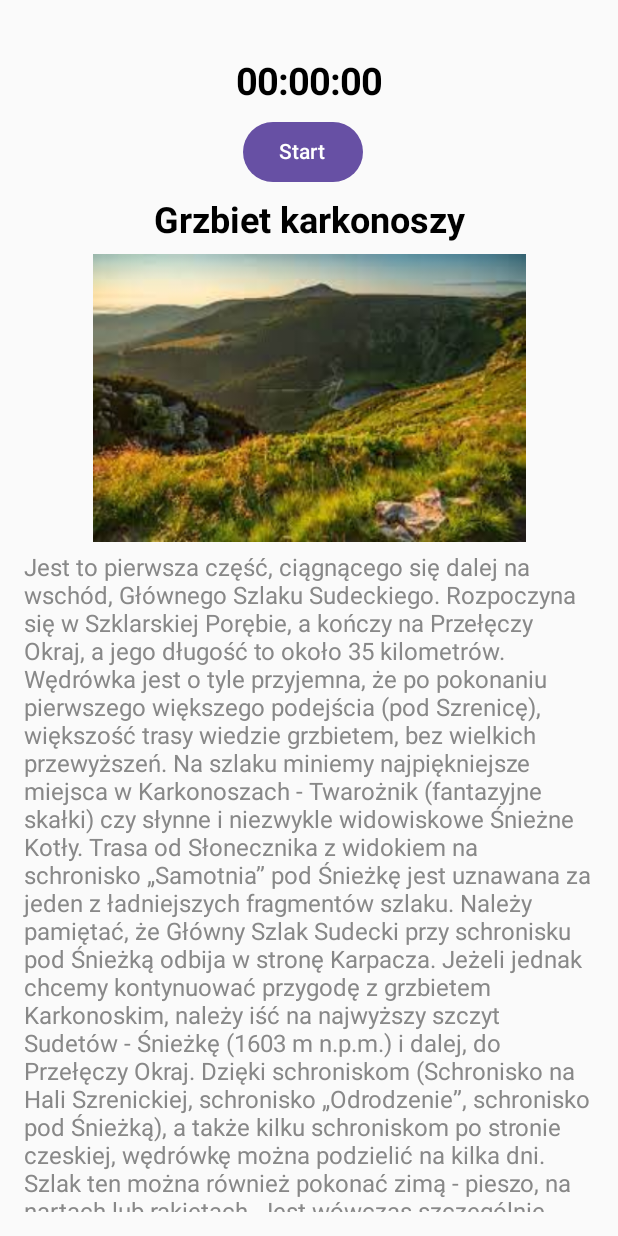
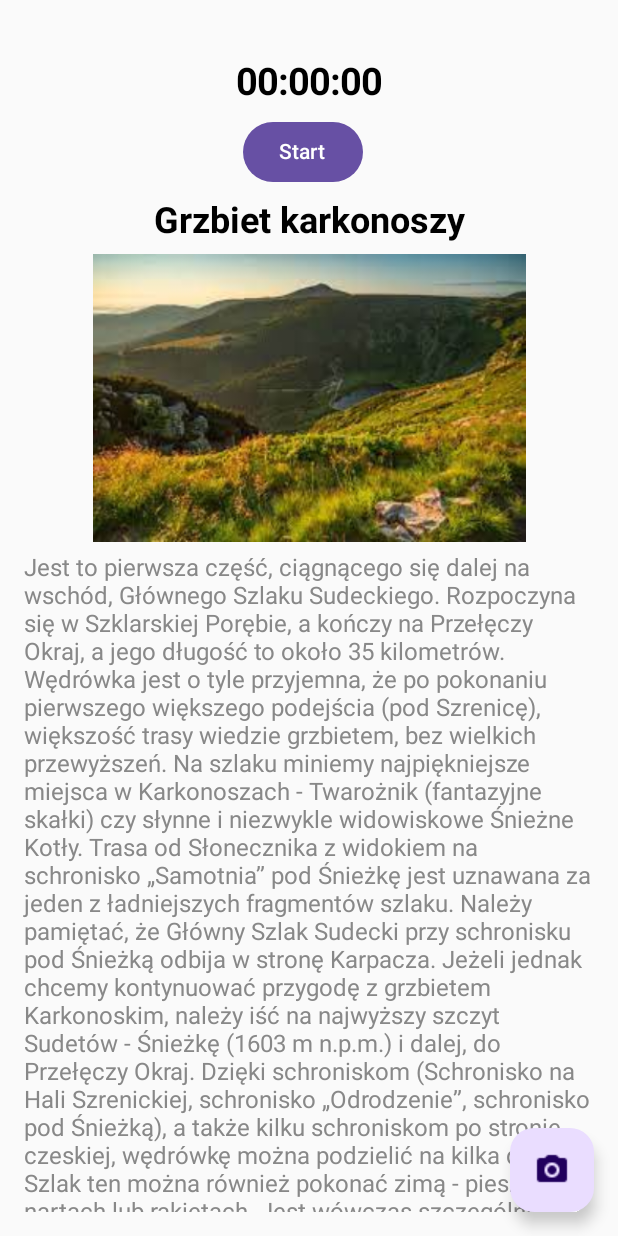
Before and after one commit to NikolasSzwargot/TrailsList, an Android app built with Jetpack Compose: the screen it shows after launch (MainActivity), after a tap on "Grzbiet karkonoszy", on a phone screen of 412 x 824 dp. Run offline under Robolectric (Android 15) with nearby library versions, the phone set to English and light mode, and no system bars; our stand-ins replace Room's generated code.

Commit message:
Created Floating Action Button, with a function to launch camera

```diff
--- a/app/build.gradle.kts
+++ b/app/build.gradle.kts
@@ -54,8 +54,7 @@ dependencies {
 
     implementation(libs.androidx.room.common)
     implementation(libs.androidx.room.ktx)
-    val nav_version = "2.7.7"
-    implementation("androidx.navigation:navigation-compose:$nav_version")
+    implementation(libs.androidx.navigation.compose)
     implementation(libs.androidx.core.ktx)
     implementation(libs.androidx.lifecycle.runtime.ktx)
     implementation(libs.androidx.activity.compose)
--- /dev/null
+++ b/app/src/main/java/edu/com/trailslist/compose/appcomponents/SnapFab.kt
@@ -0,0 +1,26 @@
+package edu.com.trailslist.compose.appcomponents
+
+import androidx.compose.foundation.layout.size
+import androidx.compose.material3.FloatingActionButton
+import androidx.compose.material3.Icon
+import androidx.compose.runtime.Composable
+import androidx.compose.ui.Modifier
+import androidx.compose.ui.graphics.painter.Painter
+import androidx.compose.ui.res.painterResource
+import androidx.compose.ui.unit.dp
+import edu.com.trailslist.R
+
+@Composable
+fun SnapFab(modifier: Modifier, onClick: () -> Unit) {
+        FloatingActionButton(
+            modifier = modifier,
+            onClick = { onClick() },
+    ) {
+            val painter: Painter = painterResource(id = R.drawable.cameraicon)
+        Icon(
+            painter = painter,
+            contentDescription = "Camera Icon",
+            modifier = Modifier.size(24.dp)
+        )
+    }
+}
--- a/app/src/main/java/edu/com/trailslist/compose/appcomponents/TrailDetails.kt
+++ b/app/src/main/java/edu/com/trailslist/compose/appcomponents/TrailDetails.kt
@@ -1,8 +1,15 @@
 package edu.com.trailslist.compose.appcomponents
 
+import android.content.Intent
+import android.provider.MediaStore
+import androidx.activity.compose.rememberLauncherForActivityResult
+import androidx.activity.result.contract.ActivityResultContracts
 import androidx.compose.foundation.Image
+import androidx.compose.foundation.layout.Box
 import androidx.compose.foundation.layout.Column
+import androidx.compose.foundation.layout.Spacer
 import androidx.compose.foundation.layout.fillMaxHeight
+import androidx.compose.foundation.layout.fillMaxSize
 import androidx.compose.foundation.layout.fillMaxWidth
 import androidx.compose.foundation.layout.height
 import androidx.compose.foundation.layout.padding
@@ -25,8 +32,8 @@ import androidx.compose.ui.unit.dp
 import androidx.compose.ui.unit.sp
 import edu.com.trailslist.R
 import edu.com.trailslist.database.entities.Trail
+import edu.com.trailslist.util.ScreenInfoData
 import edu.com.trailslist.util.screenInfo
-import edu.com.trailslist.util.ScreenInfoData
 import edu.com.trailslist.viewmodels.TrailViewModel
 
 @Composable
@@ -35,6 +42,8 @@ fun TrailDetails(trail: Trail, viewModel: TrailViewModel) {
     val isTablet = screenInfoData.screenWidthData is ScreenInfoData.ScreenType.Tablet
             || screenInfoData.screenHeightData is ScreenInfoData.ScreenType.Tablet
     val measuredTime by viewModel.observeMeasuredTime(trail.id!!).collectAsState(initial = trail.measuredTime)
+        val cameraLauncher = rememberLauncherForActivityResult(contract = ActivityResultContracts.StartActivityForResult()) {
+    }
 
 
 
@@ -81,6 +90,16 @@ fun TrailDetails(trail: Trail, viewModel: TrailViewModel) {
             fontSize = if (isTablet) 22.sp else 16.sp,
             color = Color.Gray
         )
+        Spacer(modifier = Modifier.height(35.dp))
+    }
+    Box(modifier = Modifier
+        .padding(16.dp)
+        .fillMaxSize()
+    ) {
+        SnapFab(modifier = Modifier.align(Alignment.BottomEnd)) {
+            val cameraIntent = Intent(MediaStore.ACTION_IMAGE_CAPTURE)
+            cameraLauncher.launch(cameraIntent)
+        }
     }
 }
 
@@ -117,5 +136,6 @@ fun TrailDetailsPreview() {
             fontSize = 16.sp,
             color = Color.Gray
         )
+
     }
 }
```
Also changed, not shown: app/src/main/res/drawable/cameraicon.png (added).
